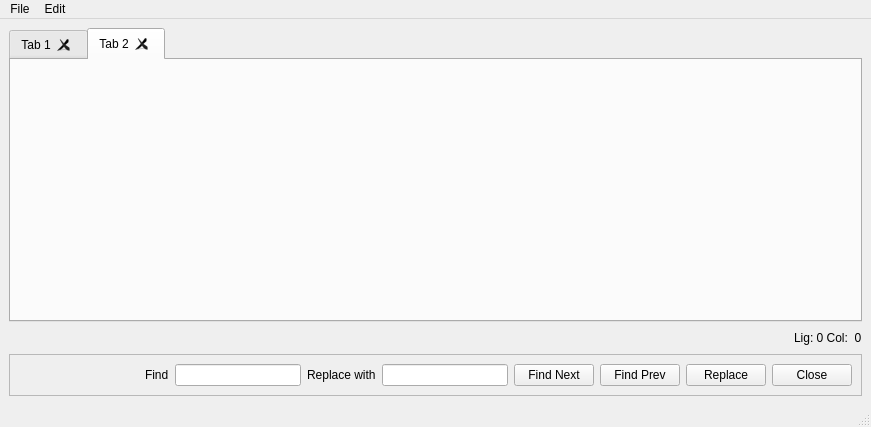
Before: the Qt Designer form mainwindow.ui in caytro/LineacTextEditor, drawn with Qt 5.
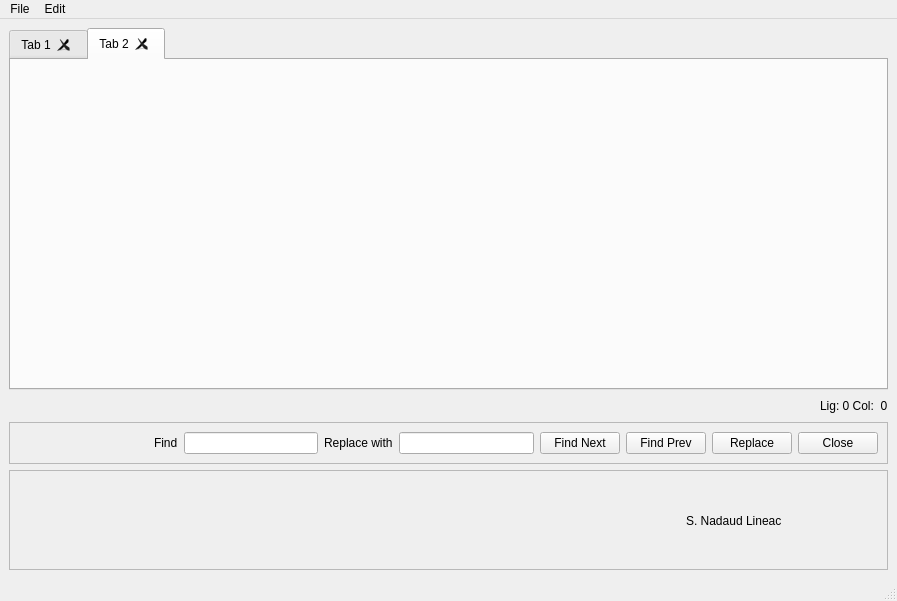
After: the same form once the commit is applied. Icons and pictures are not drawn.

Commit message: using QRessource picture and Logo. Using QSettings to store recent files (up to 10). Check if trying to open or save as already opened file

```diff
--- a/mainwindow.ui
+++ b/mainwindow.ui
@@ -6,8 +6,8 @@
    <rect>
     <x>0</x>
     <y>0</y>
-    <width>871</width>
-    <height>427</height>
+    <width>897</width>
+    <height>601</height>
    </rect>
   </property>
   <property name="windowTitle">
@@ -164,6 +164,82 @@
         </layout>
        </widget>
       </item>
+      <item>
+       <widget class="QFrame" name="frame">
+        <property name="sizePolicy">
+         <sizepolicy hsizetype="Expanding" vsizetype="Fixed">
+          <horstretch>100</horstretch>
+          <verstretch>100</verstretch>
+         </sizepolicy>
+        </property>
+        <property name="minimumSize">
+         <size>
+          <width>0</width>
+          <height>100</height>
+         </size>
+        </property>
+        <property name="frameShape">
+         <enum>QFrame::StyledPanel</enum>
+        </property>
+        <property name="frameShadow">
+         <enum>QFrame::Raised</enum>
+        </property>
+        <widget class="QWidget" name="">
+         <property name="geometry">
+          <rect>
+           <x>610</x>
+           <y>0</y>
+           <width>269</width>
+           <height>102</height>
+          </rect>
+         </property>
+         <layout class="QHBoxLayout" name="horizontalLayout_3">
+          <item>
+           <spacer name="horizontalSpacer_3">
+            <property name="orientation">
+             <enum>Qt::Horizontal</enum>
+            </property>
+            <property name="sizeHint" stdset="0">
+             <size>
+              <width>40</width>
+              <height>20</height>
+             </size>
+            </property>
+           </spacer>
+          </item>
+          <item>
+           <widget class="QLabel" name="label_3">
+            <property name="text">
+             <string>S. Nadaud Lineac</string>
+            </property>
+           </widget>
+          </item>
+          <item>
+           <widget class="QLabel" name="label_2">
+            <property name="sizePolicy">
+             <sizepolicy hsizetype="Fixed" vsizetype="Fixed">
+              <horstretch>0</horstretch>
+              <verstretch>0</verstretch>
+             </sizepolicy>
+            </property>
+            <property name="minimumSize">
+             <size>
+              <width>100</width>
+              <height>100</height>
+             </size>
+            </property>
+            <property name="styleSheet">
+             <string notr="true">background-image: url(:/new/photo/ressources/DIABLE001.jpg);</string>
+            </property>
+            <property name="text">
+             <string/>
+            </property>
+           </widget>
+          </item>
+         </layout>
+        </widget>
+       </widget>
+      </item>
      </layout>
     </item>
    </layout>
@@ -173,7 +249,7 @@
     <rect>
      <x>0</x>
      <y>0</y>
-     <width>871</width>
+     <width>897</width>
      <height>22</height>
     </rect>
    </property>
```
Left out of the diff: 4 changed lines with no effect on the pictures. The commit also changes 7 other files.
